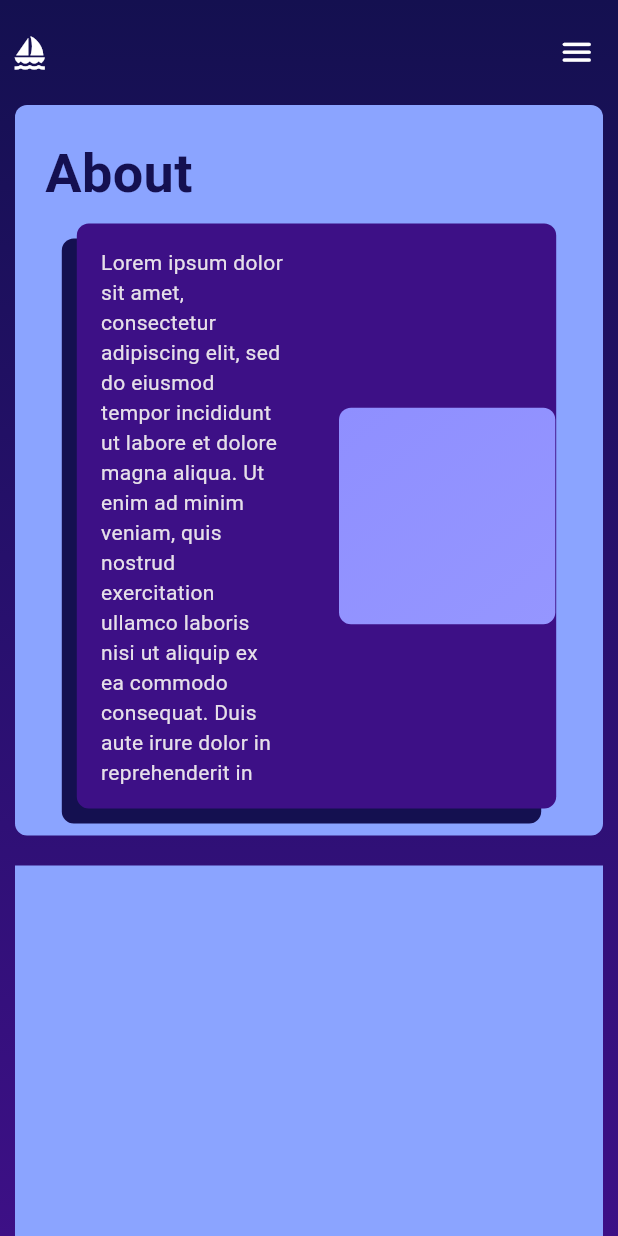
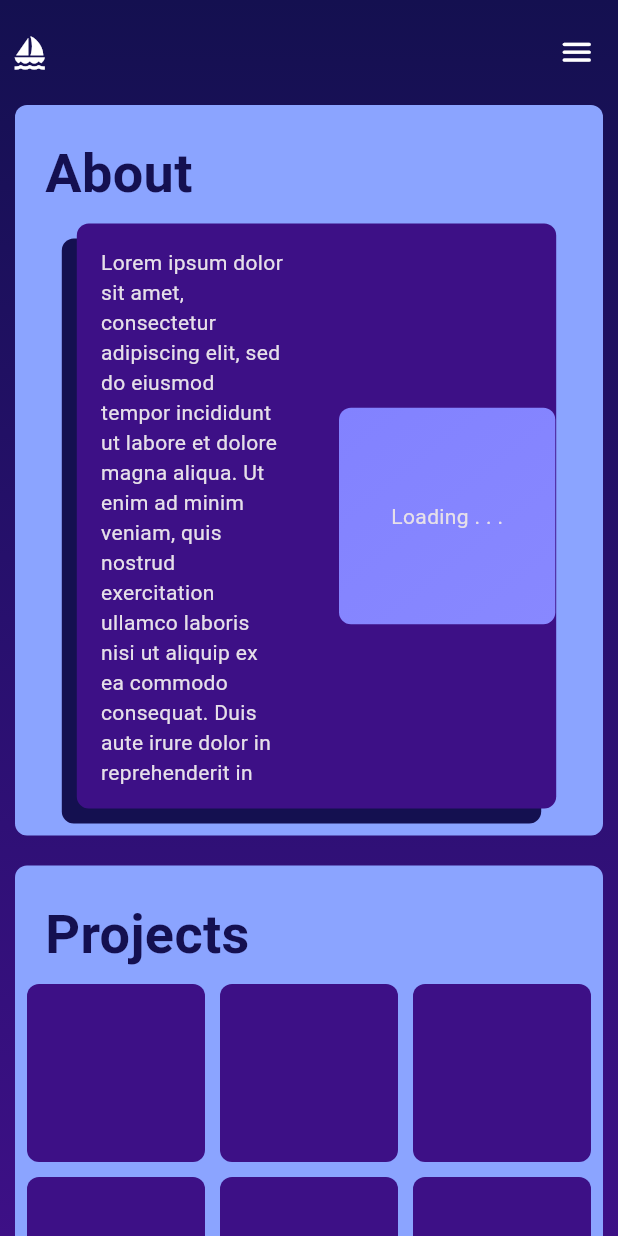
Before and after one commit to luhouyang/luhouyang_portfolio, a Flutter app: the screen it shows after launch, on a phone screen of 412 x 824 dp. Run offline on Flutter 3.47's test engine with Material 3 defaults, Android fonts, the phone set to English and light mode, and no system bars; drawn by our look-alikes of scroll_to_index; our stand-ins replace firebase_core, flutter_svg; accounts and stored records are empty.

Commit message:
Project page, Fade in

```diff
--- a/lib/ui/home_page.dart
+++ b/lib/ui/home_page.dart
@@ -18,39 +18,61 @@ class HomePage extends StatefulWidget {
 }
 
 class _HomePageState extends State<HomePage> {
+  // top navigation bar
+  bool _visible = true;
+
+  // auto scrolling
   final scrollDirection = Axis.vertical;
-  final List<String> contentList = ["abc", "def", "abc", "def"];
-
   late AutoScrollController scrollController;
 
-  bool _visible = true;
-  List<bool> visibleSection = [true, false, false, false];
-/*
-  Widget _getRow(int index, String data, double height) {
-    return _wrapScrollTag(
-        index: index,
+  // fade in
+  late Size windowSize;
+  int widgetNum = 4;
+  final List<GlobalKey> _keys = [];
+  List<bool> visibleBoolList = [];
+
+  void getPosition() {
+    debugPrint("Window Size: ${windowSize.height}");
+    for (int i = 0; i < widgetNum; i++) {
+      RenderObject? renderObject = _keys[i].currentContext?.findRenderObject();
+      if (renderObject != null) {
+        visibleBoolList[i] = true;
+        // RenderBox box = renderObject as RenderBox;
+        // Offset position =
+        //     box.localToGlobal(Offset.zero); //this is global position
+        // double y = position.dy; //this is y - I think it's what you want
+        // double h = box.size.height;
+        // debugPrint("key $i y position: $y   :::::    height: $h");
+      } else {
+        visibleBoolList[i] = false;
+      }
+    }
+  }
+
+  Widget _wrapScrollTag({required int index, required Widget child}) {
+    return AnimatedOpacity(
+      duration: const Duration(milliseconds: 1100),
+      opacity: visibleBoolList[index] ? 1 : 0,
       child: Container(
-          padding: const EdgeInsets.all(8),
-          alignment: Alignment.topCenter,
-          height: height,
-          decoration: BoxDecoration(
-              border: Border.all(color: Colors.lightBlue, width: 4),
-              borderRadius: BorderRadius.circular(12)),
-          child: Text('index: $index, data: $data'),
-        ));
-  }
-*/
-  Widget _wrapScrollTag({required int index, required Widget child}) =>
-      AutoScrollTag(
+        key: _keys[index],
+        margin: const EdgeInsets.only(bottom: 20),
+        child: AutoScrollTag(
           key: ValueKey(index),
           controller: scrollController,
           index: index,
           highlightColor: Colors.black.withOpacity(0.1),
           child: child,
+        ),
+      ),
     );
+  }
 
   @override
   void initState() {
+    for (int i = 0; i < widgetNum; i++) {
+      _keys.add(GlobalKey());
+      visibleBoolList.add(true);
+    }
     scrollController = AutoScrollController(
         viewportBoundaryGetter: () =>
             Rect.fromLTRB(0, 0, 0, MediaQuery.of(context).padding.bottom),
@@ -65,11 +87,15 @@ class _HomePageState extends State<HomePage> {
 
   @override
   Widget build(BuildContext context) {
+    windowSize = MediaQuery.of(context).size;
+
     return SafeArea(
         child: Scaffold(
             body: NotificationListener<UserScrollNotification>(
       onNotification: (notification) {
         final ScrollDirection scrollDirection = notification.direction;
+        // final ScrollPosition scrollPosition = scrollController.position;
+        getPosition();
         setState(() {
           if (scrollDirection == ScrollDirection.reverse) {
             _visible = false;
@@ -77,7 +103,9 @@ class _HomePageState extends State<HomePage> {
             _visible = true;
           }
         });
-        debugPrint(_visible.toString());
+        // debugPrint("Top scroll extent: ${scrollPosition.pixels}");
+        // debugPrint("Bottom scroll extent: ${scrollPosition.pixels + windowSize.height}");
+        // debugPrint(_visible.toString());
         return true;
       },
       child: Container(
@@ -101,9 +129,6 @@ class _HomePageState extends State<HomePage> {
             TODO:
             ask for Coastalcare/TTS pictures
             sectioning (About, Projects (card view), Stories (expandables/point map), Contacts)
-            add shimmer
-            add image loading
-            use bool list for sequential loading? (add override if skipped)
             */
             Expanded(
               child: () {
@@ -112,7 +137,9 @@ class _HomePageState extends State<HomePage> {
                   children: [
                     screenType == ScreenType.web
                         ? const NavigationLeftBar()
-                        : const SizedBox(width: 10,),
+                        : const SizedBox(
+                            width: 10,
+                          ),
                     Expanded(
                         flex: 10,
                         child: ListView(
@@ -120,27 +147,16 @@ class _HomePageState extends State<HomePage> {
                           controller: scrollController,
                           children: [
                             _wrapScrollTag(index: 0, child: const AboutMe()),
-                            const SizedBox(
-                              height: 20,
-                            ),
                             _wrapScrollTag(index: 1, child: const Projects()),
-                            const SizedBox(
-                              height: 20,
-                            ),
                             _wrapScrollTag(index: 2, child: const Stories()),
-                            const SizedBox(
-                              height: 20,
-                            ),
                             _wrapScrollTag(index: 3, child: const Contacts()),
-                            const SizedBox(
-                              height: 20,
-                            ),
                           ],
-                        )
-                        ),
+                        )),
                     screenType == ScreenType.web
                         ? const NavigationRightBar()
-                        : const SizedBox(width: 10,),
+                        : const SizedBox(
+                            width: 10,
+                          ),
                   ],
                 );
               }(),
--- a/lib/ui/projects/projects.dart
+++ b/lib/ui/projects/projects.dart
@@ -1,5 +1,6 @@
 import 'package:flutter/material.dart';
-import 'package:luhouyang_portfolio/ui/widgets/testing/content_testing.dart';
+import 'package:luhouyang_portfolio/ui/widgets/general/title_text_widget.dart';
+import 'package:luhouyang_portfolio/utilities/ui_colour.dart';
 
 class Projects extends StatefulWidget {
   const Projects({super.key});
@@ -11,6 +12,72 @@ class Projects extends StatefulWidget {
 class _ProjectsState extends State<Projects> {
   @override
   Widget build(BuildContext context) {
-    return const ContentTesting();
+    return Container(
+        decoration: BoxDecoration(
+            color: MyColors().textAndContainer,
+            borderRadius: BorderRadius.circular(8.0)),
+        child: Column(
+          children: [
+            const SizedBox(
+              height: 20,
+            ),
+            const Align(
+              alignment: Alignment.centerLeft,
+              child: Padding(
+                padding: EdgeInsets.only(left: 20),
+                child: TitleTextWidget(title: "Projects"),
+              ),
+            ),
+            Padding(
+              padding: const EdgeInsets.all(8.0),
+              child: GridView(
+                shrinkWrap: true,
+                gridDelegate: SliverGridDelegateWithFixedCrossAxisCount(
+                    crossAxisCount: 3,
+                    crossAxisSpacing: 10,
+                    mainAxisSpacing: 10,
+                    childAspectRatio: 1),
+                children: [
+                  Container(
+                    decoration: BoxDecoration(
+                        color: MyColors().textBoxColor,
+                        borderRadius: BorderRadius.circular(8.0)),
+                    height: 100,
+                  ),
+                  Container(
+                    decoration: BoxDecoration(
+                        color: MyColors().textBoxColor,
+                        borderRadius: BorderRadius.circular(8.0)),
+                    height: 100,
+                  ),
+                  Container(
+                    decoration: BoxDecoration(
+                        color: MyColors().textBoxColor,
+                        borderRadius: BorderRadius.circular(8.0)),
+                    height: 100,
+                  ),
+                  Container(
+                    decoration: BoxDecoration(
+                        color: MyColors().textBoxColor,
+                        borderRadius: BorderRadius.circular(8.0)),
+                    height: 100,
+                  ),
+                  Container(
+                    decoration: BoxDecoration(
+                        color: MyColors().textBoxColor,
+                        borderRadius: BorderRadius.circular(8.0)),
+                    height: 100,
+                  ),
+                  Container(
+                    decoration: BoxDecoration(
+                        color: MyColors().textBoxColor,
+                        borderRadius: BorderRadius.circular(8.0)),
+                    height: 100,
+                  ),
+                ],
+              ),
+            )
+          ],
+        ));
   }
 }
--- a/lib/ui/widgets/animations/image_loading_anim.dart
+++ b/lib/ui/widgets/animations/image_loading_anim.dart
@@ -6,21 +6,33 @@ class ImageLoadingAnim extends StatefulWidget {
   const ImageLoadingAnim({Key? key}) : super(key: key);
 
   @override
-  ImageLoadingAnimState createState() =>
-      ImageLoadingAnimState();
+  ImageLoadingAnimState createState() => ImageLoadingAnimState();
 }
 
 class ImageLoadingAnimState extends State {
   // set colours
   final List _colors = [
-    const Color.fromARGB(255, 211, 214, 255),
-    const Color.fromARGB(255, 180, 180, 255),
-    const Color.fromARGB(255, 140, 140, 255),
+    const Color.fromARGB(255, 185, 185, 255),
+    const Color.fromARGB(255, 165, 165, 255),
+    const Color.fromARGB(255, 120, 120, 255),
     const Color.fromARGB(255, 100, 100, 255),
   ];
 
   // track colour
   int _currentColorIndex = 0;
+
+  // set text message
+  final List _mssg = [
+    "Loading      ",
+    "Loading .    ",
+    "Loading . .  ",
+    "Loading . . ."
+  ];
+
+  // track text message
+  int _currentTextMssg = 0;
+
+  // animation timing
   late Timer _timer;
 
   @override
@@ -34,6 +46,7 @@ class ImageLoadingAnimState extends State {
     _timer = Timer.periodic(const Duration(milliseconds: 500), (timer) {
       setState(() {
         _currentColorIndex = (_currentColorIndex + 1) % _colors.length;
+        _currentTextMssg = (_currentTextMssg + 1) % _mssg.length;
       });
     });
   }
@@ -47,7 +60,7 @@ class ImageLoadingAnimState extends State {
   @override
   Widget build(BuildContext context) {
     return AnimatedContainer(
-      height: MediaQuery.of(context).size.width*0.45,
+      height: MediaQuery.of(context).size.width * 0.45,
       duration: const Duration(milliseconds: 1000),
       decoration: BoxDecoration(
         borderRadius: BorderRadius.circular(8.0),
@@ -63,6 +76,11 @@ class ImageLoadingAnimState extends State {
           end: Alignment.bottomRight,
         ),
       ),
+      child: Center(
+        child: Text(
+          _mssg[_currentTextMssg],
+        ),
+      ),
     );
   }
 }
--- a/lib/ui/widgets/navigation/navigation_top_bar.dart
+++ b/lib/ui/widgets/navigation/navigation_top_bar.dart
@@ -51,7 +51,7 @@ class _NavigationTopBarState extends State<NavigationTopBar> {
             Text(
               text,
               style: TextStyle(
-                color: MyColors().neonColor,
+                color: MyColors().neonLight,
                 fontSize: 13,
               ),
             ),
@@ -130,12 +130,12 @@ class _NavigationTopBarState extends State<NavigationTopBar> {
                             borderRadius:
                                 const BorderRadius.all(Radius.circular(3.0)),
                             border: Border.all(
-                                color: MyColors().neonColor, width: 1.5)),
+                                color: MyColors().neonLight, width: 1.5)),
                         child: Center(
                           child: Text(
                             'Resume',
                             style: TextStyle(
-                              color: MyColors().neonColor,
+                              color: MyColors().neonLight,
                               fontSize: 13,
                               letterSpacing: 1,
                               fontWeight: FontWeight.bold,
--- a/lib/utilities/ui_colour.dart
+++ b/lib/utilities/ui_colour.dart
@@ -4,7 +4,8 @@ class MyColors {
   var textAndContainer = const Color.fromARGB(255, 139, 164, 255);
   var borderColor = const Color.fromARGB(255, 20, 16, 80);
   var textBoxColor = const Color.fromARGB(255, 61, 16, 134);
-  var neonColor = const Color.fromARGB(255, 118, 218, 238);
+  var neonLight = const Color.fromARGB(255, 118, 218, 238);
+  var neonDark = const Color.fromARGB(255, 119, 107, 230);
 
   final List<Color> gamingRGB = [
     const Color.fromARGB(255, 255, 0, 0),
--- a/lib/utilities/utilities.dart
+++ b/lib/utilities/utilities.dart
@@ -45,7 +45,7 @@ class Utilities {
             AlertDialog(title: Text(title), content: Text(msg), actions: [
               ElevatedButton(
                   style: ElevatedButton.styleFrom(
-                      foregroundColor: MyColors().neonColor),
+                      foregroundColor: MyColors().neonLight),
                   onPressed: () => Navigator.pop(context),
                   child: const Text('Close'))
             ]));
```
Lines whose indentation alone changed are shown as unchanged.
